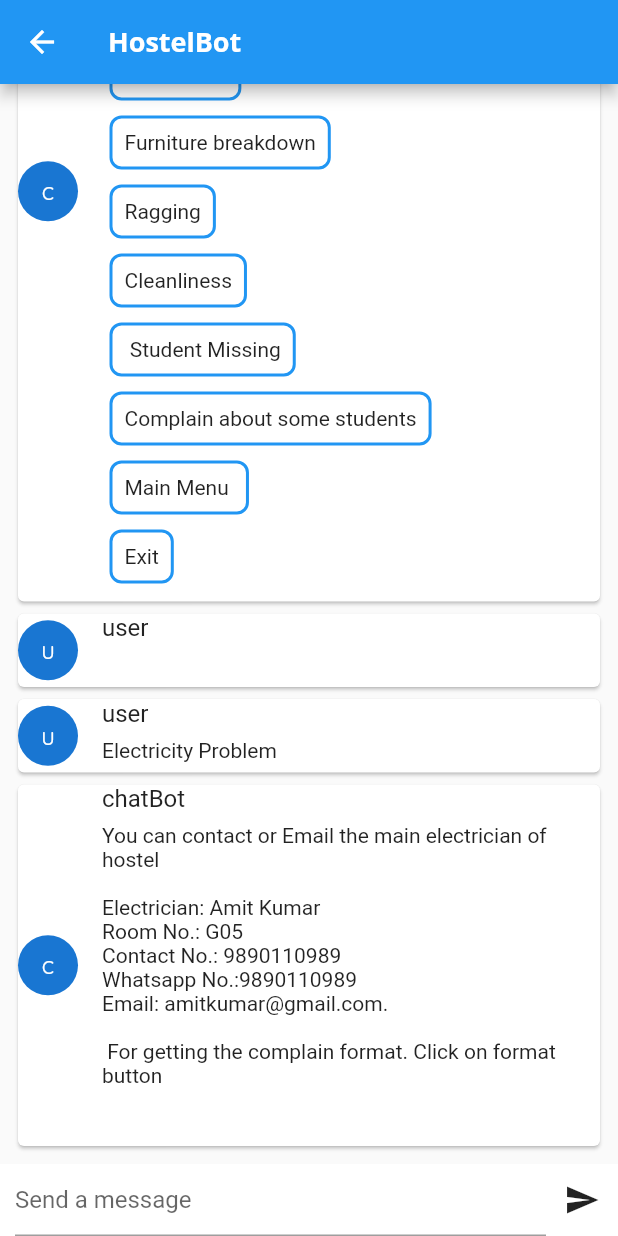
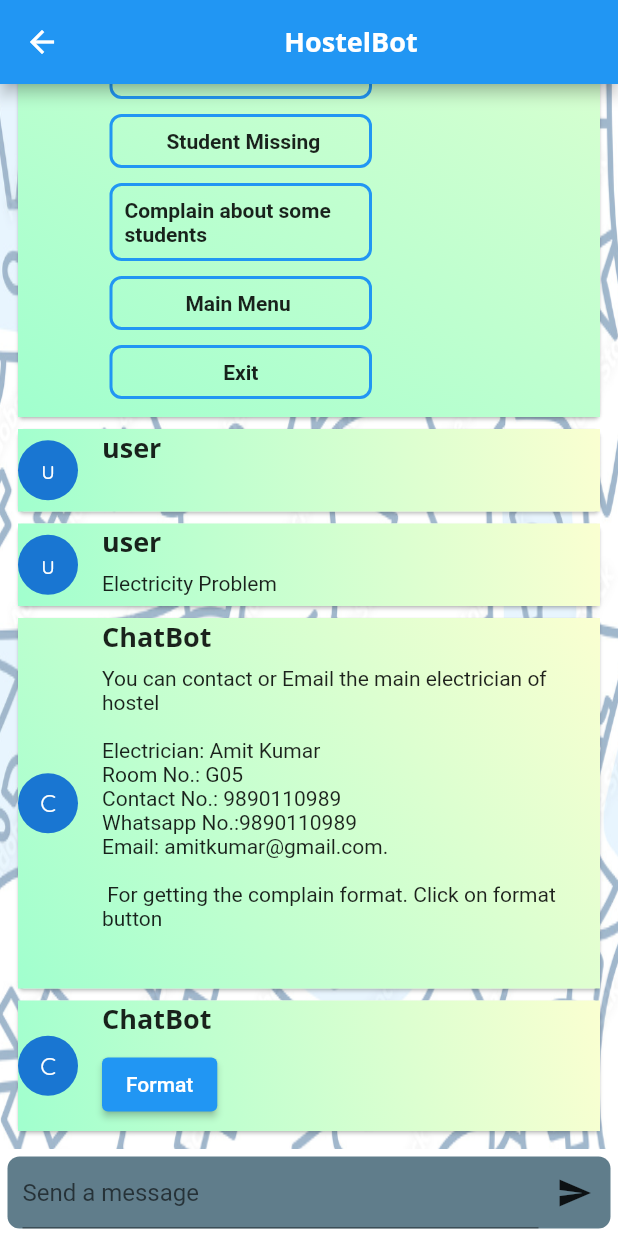
Before and after one commit to VarunReddy6521/chat_-bot_app, a Flutter app: the ChatbotScreen screen opened by its route, after a tap on the "send" icon, after a tap on "Electricity", on a phone screen of 412 x 824 dp. Run offline on Flutter 3.47's test engine with Material 2 defaults, Android fonts, the phone set to English and light mode, and no system bars; our stand-ins replace lottie.

Commit message:
latest commit

```diff
--- a/lib/chat_message.dart
+++ b/lib/chat_message.dart
@@ -7,10 +7,21 @@ class ChatMessage extends StatelessWidget {
   final String sender;
 
   @override
-  Widget build(BuildContext context) {
+  Widget build(BuildContext context){
     return Card(
         elevation: 1,
-      child: sender == 'chatbot'?Row(
+        child: Container(
+          decoration: const BoxDecoration(
+            gradient: LinearGradient(
+              begin: Alignment.topRight,
+              end: Alignment.bottomLeft,
+              colors: [
+                Color(0xFFFAFFD1),
+                Color(0xFFA1FFCE),
+              ],
+            ),
+          ),
+          child: Row(
             mainAxisAlignment: MainAxisAlignment.end,
             children: [
               Container(
@@ -29,25 +40,7 @@ class ChatMessage extends StatelessWidget {
                 ],
               ))
             ],
-      ): Row(
-
-        children: [
-          Container(
-            margin: const EdgeInsets.only(right: 16),
-            child: CircleAvatar(child: Text(sender[0])),
           ),
-          Expanded(
-              child: Column(
-            crossAxisAlignment: CrossAxisAlignment.start,
-            children: [
-              Text(sender, style: Theme.of(context).textTheme.subtitle1, ),
-              Container(
-                margin: const EdgeInsets.only(top: 7 ,bottom: 7,),
-                child: txtContainer,
-              )
-            ],
-          ))
-        ],
         )
     );
   }
--- a/lib/chatbot.dart
+++ b/lib/chatbot.dart
@@ -1,3 +1,5 @@
+import 'dart:ui';
+
 import 'package:flutter/material.dart';
 
 import 'chat_message.dart';
@@ -24,13 +26,24 @@ class _ChatbotScreenState extends State<ChatbotScreen> {
     });
     _controller.clear();
   }
+  void _sendmessage2(Widget txtt, String sender) {
+    ChatMessage _message =
+        ChatMessage(txtContainer: txtt, sender: sender);
+    setState(() {
+      _messages.insert(0, _message);
+    });
+  }
 
   final TextEditingController _controller = TextEditingController();
   Widget _buildTextComposer() {
-    return Row(
+    return Container(
+      margin: EdgeInsets.all(5),
+      decoration: BoxDecoration(
+          borderRadius: BorderRadius.circular(8), color: Colors.blueGrey),
+      child: Row(
         children: [
           Expanded(
-          child: Padding(
+            child: Container(
               padding: const EdgeInsets.only(left: 10),
               child: TextField(
                 onSubmitted: (_) => _sendmessage(_controller.text, 'user'),
@@ -46,12 +59,13 @@ class _ChatbotScreenState extends State<ChatbotScreen> {
             icon: Icon(Icons.send),
           )
         ],
+      ),
     );
   }
 
   void _intialbotmessage() {
     ChatMessage _genMessage = ChatMessage(
-        txtContainer: Container(child: _precodedTxt()), sender: 'chatbot');
+        txtContainer: Container(child: _precodedTxt()), sender: 'ChatBot');
     setState(() {
       _messages.insert(0, _genMessage);
     });
@@ -61,15 +75,23 @@ class _ChatbotScreenState extends State<ChatbotScreen> {
     return InkWell(
       onTap: () => tap(num),
       child: Container(
+        width: 175,
         padding: EdgeInsets.all(8),
         margin: EdgeInsets.all(5),
         decoration: BoxDecoration(
             border: Border.all(color: Theme.of(context).primaryColor, width: 2),
             borderRadius: BorderRadius.circular(8)),
-        child: Text(txt),
+        child: Center(
+            child: Text(
+          txt,
+          style: TextStyle(fontWeight: FontWeight.bold),
+        )),
       ),
     );
   }
+
+
+
 
   void tap(String num) {
     print('event!');
@@ -78,50 +100,53 @@ class _ChatbotScreenState extends State<ChatbotScreen> {
         _sendmessage("Electricity Problem", 'user');
         _sendmessage(
             "You can contact or Email the main electrician of hostel\n\nElectrician: Amit Kumar \nRoom No.: G05 \nContact No.: 9890110989 \nWhatsapp No.:9890110989\nEmail: amitkumar@gmail.com.\n\n For getting the complain format. Click on format button \n\n",
-            "chatBot");
+            "ChatBot");
+        _sendmessage2(ElevatedButton(
+        onPressed: (() => Navigator.of(context).pushNamed('format')),
+        child: Text("Format")), "ChatBot");
         break;
       //format()
       case "2":
         _sendmessage("Water Problem", 'user');
         _sendmessage(
             "You can contact or Email the Plumber of hostel\n\nPlumber: Shankar Sinha\nRoom No.: G10\nContact No.: 9890110981\n Whatsapp No.:9890110981\nEmail: sskumar@gmail.com. \n\nFor getting the complain format. Click on format button \n\n",
-            "chatBot");
+            "ChatBot");
         break;
       case "3":
         _sendmessage("Food issue", 'user');
         _sendmessage(
             "You can contact or Email the head chef of the mess\n\nHead Chef: Vijayshankar Chandrakar \nRoom No.: G011 \nContact No.: 9890110989 \nWhatsapp No.:9890110989\nEmail: vjiakumar@gmail.com. \n\nFor getting the complain format. Click on format button \n\n",
-            "chatBot");
+            "ChatBot");
         break;
       case "4":
         _sendmessage("Furniture breakdown", 'user');
         _sendmessage(
             "You can contact or Email Furniture maker\n\nName: Sharad Kumar \nRoom No.: G010 \nContact No.: 9890110989 \nWhatsapp No.:9890110989\nEmail: sdkumar@gmail.com. \n\nFor getting the complain format. Click on format button \n\n",
-            "chatBot");
+            "ChatBot");
         break;
       case "5":
         _sendmessage("Ragging", 'user');
         _sendmessage(
             "This is the highly serious issue complain to the below mentioned people\n\nChief Warden: Saurabh Kumar \nRoom No.: G12 \nContact No.: 9890110989 \nWhatsapp No.:9890110989\nEmail: skumar@gmail.com. \n\nRagging Punishment Committee Head: Sandip Sarker (Department of Humanities and Social Sciences)\nOffice room No.: S12 \nContact No.: 9890110989 \n Whatsapp No.:9890110989\nEmail: skumar@gmail.com. \n\nFor getting the complain format. Click on format button \n\n",
-            "chatBot");
+            "ChatBot");
         break;
       case "6":
         _sendmessage("Cleanliness", 'user');
         _sendmessage(
             'You can contact sweeping team head\n\nHead Sweeper: Sudip \nRoom No.: G45 \nContact No.: 9890110989\nWhatsapp No.:9890110989\nEmail: sudip@gmail.com. \n\nFor getting the complain format. Click on format button \n\n',
-            "chatBot");
+            "ChatBot");
         break;
       case "7":
         _sendmessage("Student Missing", 'user');
         _sendmessage(
             "You can contact the below mentioned students who are the group admin of the common hostel group just join in that group and mention your missing issue\n\nAbhishek Mishra\nRoom No.: 513 \nContact No.: 9890110989 \n\nPramil Kesharwani\nRoom No.: 336 \nContact No.: 9890110989 \n\n",
-            "chatBot");
+            "ChatBot");
         break;
       case "8":
         _sendmessage("Complain about some students", 'user');
         _sendmessage(
             "You can contact or Email the Chief Warden of hostel\n\nChief Warden: Saurabh Kumar \nRoom No.: G12 \n Contact No.: 9890110989 \nWhatsapp No.:9890110989\nEmail: skumar@gmail.com. \n\nFor getting the complain format. Click on format button \n\n",
-            "chatBot");
+            "ChatBot");
         break;
       case "9":
         _sendmessage("Main Menu ", 'user');
@@ -129,7 +154,7 @@ class _ChatbotScreenState extends State<ChatbotScreen> {
         break;
       case "10":
         _sendmessage("Exit", 'user');
-        _sendmessage("Sure. Let me how else can I help you", 'chatBot');
+        _sendmessage("Sure. Let me how else can I help you", 'ChatBot');
         break;
       default:
         return _intialbotmessage();
@@ -160,8 +185,14 @@ class _ChatbotScreenState extends State<ChatbotScreen> {
 
   @override
   Widget build(BuildContext context) {
-    return Scaffold(
-        appBar: AppBar(title: const Text('HostelBot')),
+    return Container(
+      decoration: BoxDecoration(
+          image: DecorationImage(
+              image: AssetImage('assets/background_image.png'),
+              fit: BoxFit.fill)),
+      child: Scaffold(
+          backgroundColor: Colors.transparent,
+          appBar: AppBar(title: Center(child: Text('HostelBot'))),
           body: SafeArea(
             child: Column(
               children: [
@@ -181,6 +212,7 @@ class _ChatbotScreenState extends State<ChatbotScreen> {
                 )
               ],
             ),
-        ));
+          )),
+    );
   }
 }
--- a/lib/main.dart
+++ b/lib/main.dart
@@ -3,6 +3,8 @@ import 'package:chat_bot_app/login.dart';
 import 'package:chat_bot_app/register.dart';
 import 'package:chat_bot_app/splash.dart';
 import 'package:flutter/material.dart';
+
+import 'format.dart';
 
 void main() {
   runApp(MaterialApp(
@@ -12,7 +14,8 @@ void main() {
       'login' :(context) => MyLogin(),
       'register':(context) => MyRegister(),
       'splash':(context) => Splash(),
-      'chatbot':(context) => ChatbotScreen()
+      'chatbot':(context) => ChatbotScreen(),
+      'format':(context) => Format()
     },
     theme: ThemeData(
       fontFamily: 'Quicksand',
```
Also changed, not shown: lib/format.dart (added, +161 -0 lines), lib/login.dart (+13 -6 lines), lib/register.dart (+12 -9 lines), assets/WhatsApp Image 2023-01-22 at 08.31.40.jpg (added), assets/background_image.png (added). Lines whose indentation alone changed are shown as unchanged.
